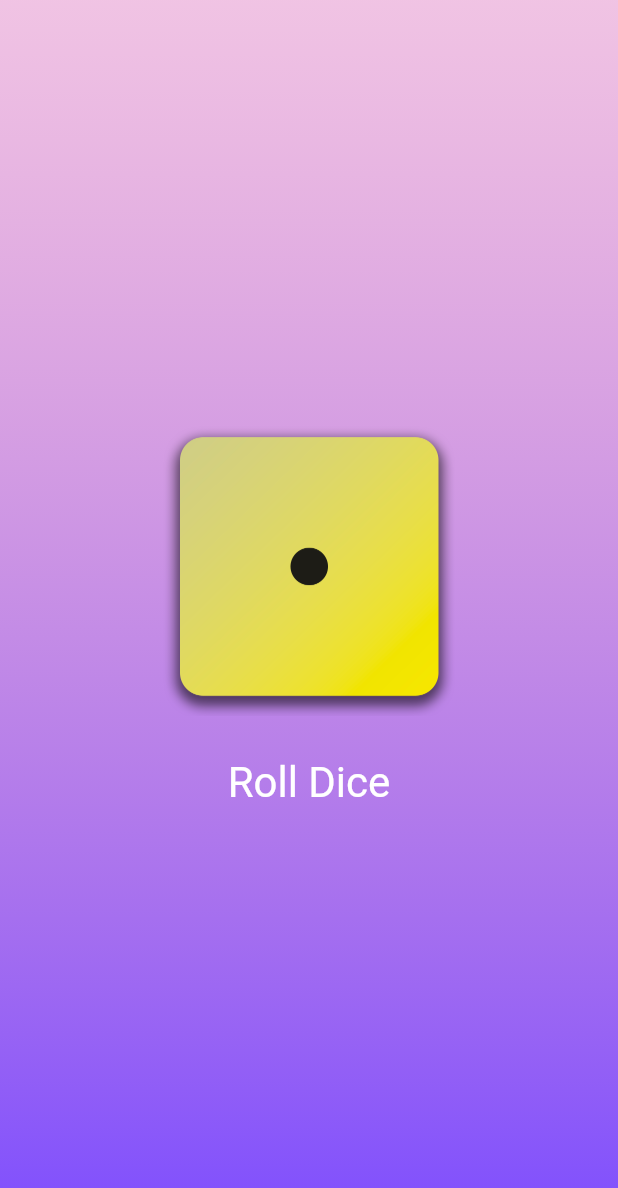
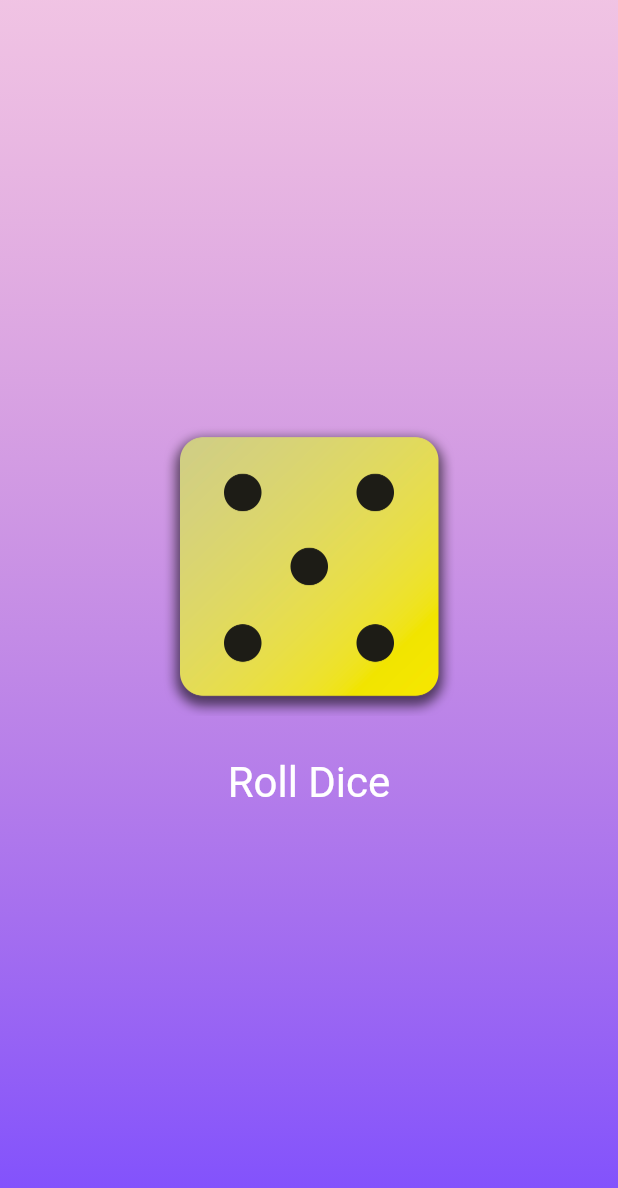
Before and after one commit to YEFRAMU/dice_app_flutter, a Flutter app: the screen it shows after launch, after a tap on "Roll Dice", on a phone screen of 412 x 824 dp. Shown: the top 1188 px of the screen. Run offline on Flutter 3.47's test engine with Material 3 defaults, Android fonts, the phone set to English and light mode, and no system bars.

Commit message:
added randomizer for dice roll

```diff
--- a/lib/dice_roller.dart
+++ b/lib/dice_roller.dart
@@ -0,0 +1,40 @@
+import 'package:flutter/material.dart';
+import 'dart:math';
+
+class DiceRoller extends StatefulWidget {
+  const DiceRoller({super.key});
+
+  @override
+  State<DiceRoller> createState() => _DiceRollerState();
+}
+
+class _DiceRollerState extends State<DiceRoller> {
+  var currentDiceRoll = 2;
+
+  void rollDice() {
+    setState(() {
+      currentDiceRoll = Random().nextInt(6) + 1;
+    });
+  }
+
+  @override
+  Widget build(BuildContext context) {
+    return Column(
+      mainAxisAlignment: MainAxisAlignment.center,
+      children: [
+        Image.asset('assets/images/dice-$currentDiceRoll.png', width: 200),
+        SizedBox(height: 20),
+        TextButton(
+          onPressed: () {
+            rollDice();
+          },
+          style: TextButton.styleFrom(
+            foregroundColor: Colors.white,
+            textStyle: TextStyle(fontSize: 28),
+          ),
+          child: Text('Roll Dice'),
+        ),
+      ],
+    );
+  }
+}
--- a/lib/gradient_container.dart
+++ b/lib/gradient_container.dart
@@ -1,4 +1,5 @@
 import 'package:flutter/material.dart';
+import 'package:dice_app/dice_roller.dart';
 import 'text_format.dart';
 
 class GradientContainer extends StatelessWidget {
@@ -6,12 +7,6 @@ class GradientContainer extends StatelessWidget {
 
   final Color color1;
   final Color color2;
-  var activeDiceImage = 'assets/images/dice-4.png';
-
-  void rollDice(){
-   activeDiceImage = 'assets/images/dice-2.png';
-   print('changing image');
-  }
 
   @override
   Widget build(BuildContext context) {
@@ -24,23 +19,7 @@ class GradientContainer extends StatelessWidget {
         ),
       ),
       child: Center(
-        child: Column(
-          mainAxisAlignment: MainAxisAlignment.center,
-          children: [
-            Image.asset('assets/images/dice-1.png', width: 200),
-            SizedBox(height: 20,),
-            TextButton(
-              onPressed: () {
-                rollDice();
-              },
-              style: TextButton.styleFrom(
-                foregroundColor: Colors.white,
-                textStyle: TextStyle(fontSize: 28),
-              ),
-              child: Text('Roll Dice'),
-            ),
-          ],
-        ),
+        child: DiceRoller(),
       ),
     );
   }
```
